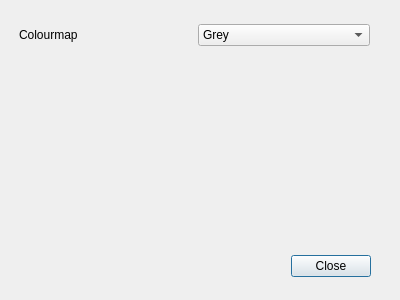
Qt form qt/tileedit/tileedit/dlgElevConfig.ui (mschweiger/orbiter-tileedit) before a commit.
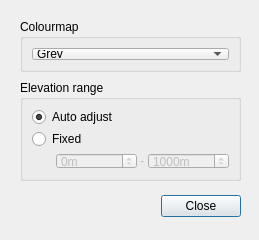
The same form after that commit.

Commit message: #3: elevation tile display: fixed value range is supported.

```diff
--- a/qt/tileedit/tileedit/dlgElevConfig.ui
+++ b/qt/tileedit/tileedit/dlgElevConfig.ui
@@ -6,8 +6,8 @@
    <rect>
     <x>0</x>
     <y>0</y>
-    <width>400</width>
-    <height>300</height>
+    <width>259</width>
+    <height>240</height>
    </rect>
   </property>
   <property name="windowTitle">
@@ -17,8 +17,8 @@
    <property name="geometry">
     <rect>
      <x>20</x>
-     <y>250</y>
-     <width>351</width>
+     <y>190</y>
+     <width>221</width>
      <height>33</height>
     </rect>
    </property>
@@ -63,24 +63,20 @@
     </item>
    </layout>
   </widget>
-  <widget class="QWidget" name="gridLayoutWidget">
+  <widget class="QGroupBox" name="groupBox">
    <property name="geometry">
     <rect>
-     <x>19</x>
-     <y>10</y>
-     <width>351</width>
-     <height>51</height>
+     <x>20</x>
+     <y>19</y>
+     <width>221</width>
+     <height>53</height>
     </rect>
    </property>
-   <layout class="QGridLayout" name="gridLayout">
-    <item row="0" column="0">
-     <widget class="QLabel" name="label">
-      <property name="text">
-       <string>Colourmap</string>
-      </property>
-     </widget>
-    </item>
-    <item row="0" column="1">
+   <property name="title">
+    <string>Colourmap</string>
+   </property>
+   <layout class="QVBoxLayout" name="verticalLayout">
+    <item>
      <widget class="QComboBox" name="comboColourmap">
       <item>
        <property name="text">
@@ -96,6 +92,111 @@
     </item>
    </layout>
   </widget>
+  <widget class="QGroupBox" name="groupBox_2">
+   <property name="geometry">
+    <rect>
+     <x>20</x>
+     <y>80</y>
+     <width>221</width>
+     <height>101</height>
+    </rect>
+   </property>
+   <property name="title">
+    <string>Elevation range</string>
+   </property>
+   <layout class="QVBoxLayout" name="verticalLayout_2">
+    <item>
+     <widget class="QRadioButton" name="radioRangeAuto">
+      <property name="text">
+       <string>Auto adjust</string>
+      </property>
+      <property name="checked">
+       <bool>true</bool>
+      </property>
+     </widget>
+    </item>
+    <item>
+     <widget class="QRadioButton" name="radioRangeFixed">
+      <property name="text">
+       <string>Fixed</string>
+      </property>
+     </widget>
+    </item>
+    <item>
+     <widget class="QWidget" name="widgetFixedRange" native="true">
+      <property name="enabled">
+       <bool>false</bool>
+      </property>
+      <layout class="QHBoxLayout" name="horizontalLayout_2">
+       <property name="spacing">
+        <number>0</number>
+       </property>
+       <property name="leftMargin">
+        <number>0</number>
+       </property>
+       <property name="topMargin">
+        <number>0</number>
+       </property>
+       <property name="rightMargin">
+        <number>0</number>
+       </property>
+       <property name="bottomMargin">
+        <number>0</number>
+       </property>
+       <item>
+        <spacer name="horizontalSpacer">
+         <property name="orientation">
+          <enum>Qt::Horizontal</enum>
+         </property>
+         <property name="sizeHint" stdset="0">
+          <size>
+           <width>40</width>
+           <height>20</height>
+          </size>
+         </property>
+        </spacer>
+       </item>
+       <item>
+        <widget class="QSpinBox" name="spinRangeMin">
+         <property name="suffix">
+          <string>m</string>
+         </property>
+         <property name="minimum">
+          <number>-100000</number>
+         </property>
+         <property name="maximum">
+          <number>100000</number>
+         </property>
+        </widget>
+       </item>
+       <item>
+        <widget class="QLabel" name="label">
+         <property name="text">
+          <string> - </string>
+         </property>
+        </widget>
+       </item>
+       <item>
+        <widget class="QSpinBox" name="spinRangeMax">
+         <property name="suffix">
+          <string>m</string>
+         </property>
+         <property name="minimum">
+          <number>-100000</number>
+         </property>
+         <property name="maximum">
+          <number>100000</number>
+         </property>
+         <property name="value">
+          <number>1000</number>
+         </property>
+        </widget>
+       </item>
+      </layout>
+     </widget>
+    </item>
+   </layout>
+  </widget>
  </widget>
  <resources/>
  <connections>
```
The commit also changes 11 other files.
